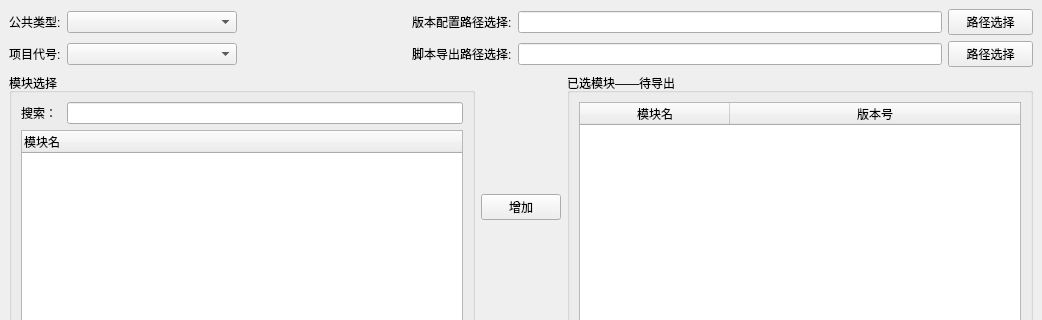
Above: ui/mainwidget.ui from lamborghini1993/VersionManagement before the change; both pictures show x 0 to 1042 and y 0 to 320 of the 1042 by 712 pixel window. Below: the same form after it.
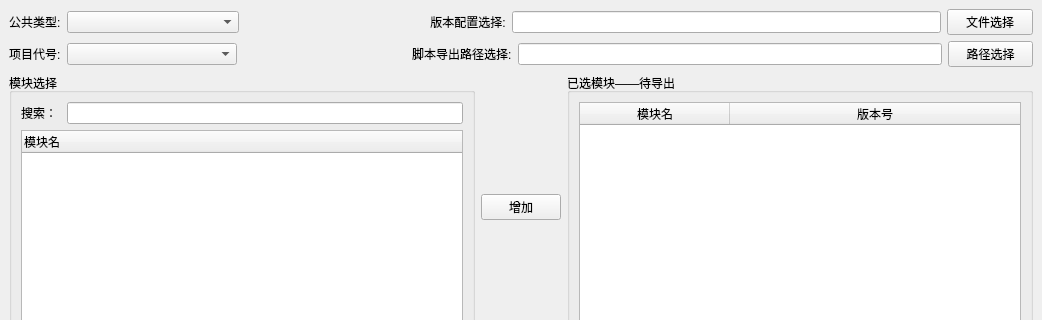
That is the form after the change.

Commit message: 增加显示版本配置文件信息

What changed in the file:
```diff
--- a/ui/mainwidget.ui
+++ b/ui/mainwidget.ui
@@ -43,17 +43,21 @@
       <item>
        <widget class="QLabel" name="label_4">
         <property name="text">
-         <string>版本配置路径选择:</string>
+         <string>    版本配置选择:</string>
         </property>
        </widget>
       </item>
       <item>
-       <widget class="QLineEdit" name="lineEditVersionConfig"/>
+       <widget class="QLineEdit" name="lineEditVersionConfig">
+        <property name="readOnly">
+         <bool>true</bool>
+        </property>
+       </widget>
       </item>
       <item>
        <widget class="QPushButton" name="pushButtonVersionConfig">
         <property name="text">
-         <string>路径选择</string>
+         <string>文件选择</string>
         </property>
        </widget>
       </item>
```
Left out of the diff: 8 changed lines with no effect on the pictures. The commit also changes 5 other files.
